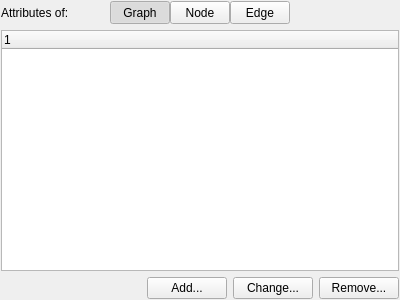
Old version of the form dpse2/src/commonui/CClassAttributesEditorUI.ui in the repository ArsMasiuk/DPSE.
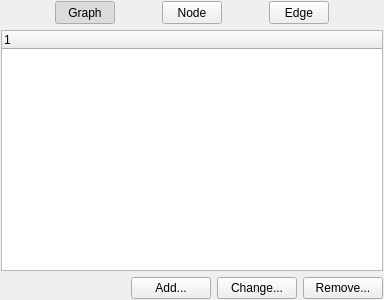
New version of the form. Icons and pictures are not drawn. Custom widgets are drawn as their Qt base class.

Patch:
```diff
--- a/dpse2/src/commonui/CClassAttributesEditorUI.ui
+++ b/dpse2/src/commonui/CClassAttributesEditorUI.ui
@@ -6,7 +6,7 @@
    <rect>
     <x>0</x>
     <y>0</y>
-    <width>400</width>
+    <width>384</width>
     <height>300</height>
    </rect>
   </property>
@@ -27,19 +27,19 @@
     <number>1</number>
    </property>
    <item>
-    <layout class="QHBoxLayout" name="horizontalLayout_2" stretch="1,0,0,0,1">
+    <layout class="QHBoxLayout" name="horizontalLayout_2">
      <property name="spacing">
       <number>0</number>
      </property>
      <item>
-      <widget class="QLabel" name="label">
-       <property name="statusTip">
-        <string>Choose element to edit default attributes</string>
+      <spacer name="horizontalSpacer_3">
+       <property name="orientation">
+        <enum>Qt::Horizontal</enum>
        </property>
-       <property name="text">
-        <string>Attributes of:</string>
+       <property name="sizeType">
+        <enum>QSizePolicy::Expanding</enum>
        </property>
-      </widget>
+      </spacer>
      </item>
      <item>
       <widget class="QToolButton" name="GraphButton">
@@ -160,11 +160,8 @@
        <property name="orientation">
         <enum>Qt::Horizontal</enum>
        </property>
-       <property name="sizeHint" stdset="0">
-        <size>
-         <width>40</width>
-         <height>20</height>
-        </size>
+       <property name="sizeType">
+        <enum>QSizePolicy::Expanding</enum>
        </property>
       </spacer>
      </item>
```
Left out of the diff: 16 changed lines with no effect on the pictures.
